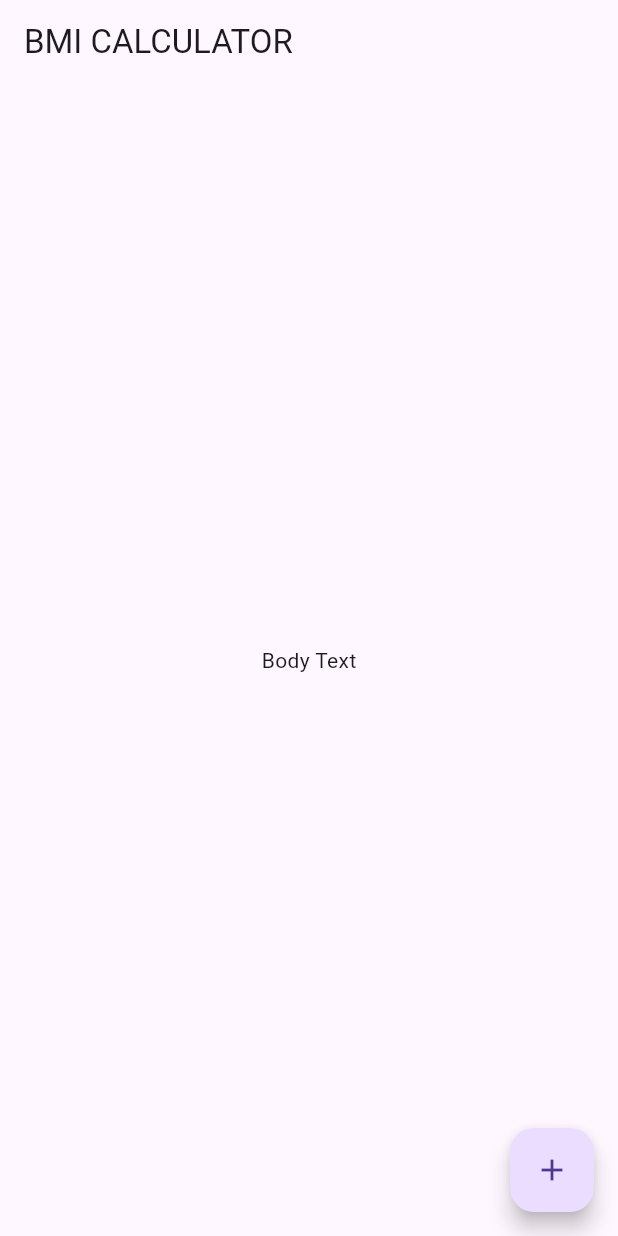
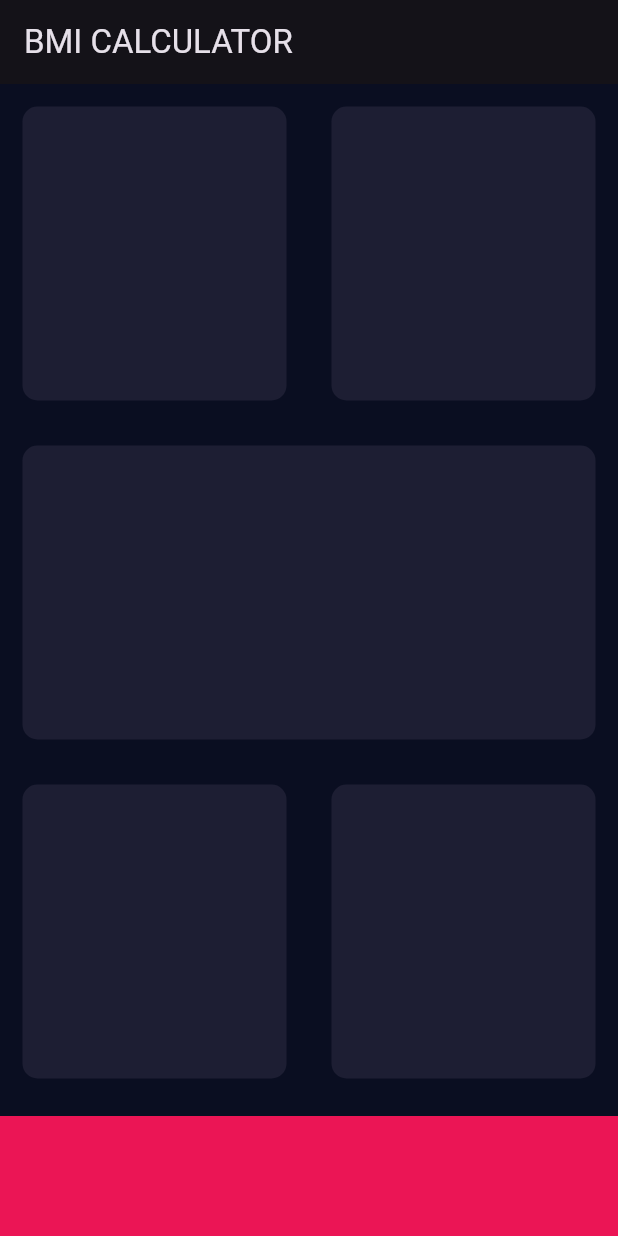
Before and after one commit to raj-chimmalgi/bmi_calculator_flutter, a Flutter app: the screen it shows after launch, on a phone screen of 412 x 824 dp. Run offline on Flutter 3.47's test engine with Material 3 defaults, Android fonts, the phone set to English and light mode, and no system bars.

Commit message:
basic layout

```diff
--- /dev/null
+++ b/lib/input_page.dart
@@ -0,0 +1,84 @@
+import 'package:flutter/material.dart';
+
+class InputPage extends StatefulWidget {
+  @override
+  _InputPageState createState() => _InputPageState();
+}
+
+class _InputPageState extends State<InputPage> {
+  @override
+  Widget build(BuildContext context) {
+    const double bottomContainerHeight = 80;
+    const Color activeCardColor = Color(0xFF1D1E33);
+    const Color bottomContainerColor = Color(0xFFEB1555);
+
+    return Scaffold(
+      appBar: AppBar(
+        title: Text('BMI CALCULATOR'),
+      ),
+      body: Column(
+        children: [
+          Expanded(
+            child: Row(
+              children: [
+                Expanded(
+                  child: ReusableCard(
+                    color: activeCardColor,
+                  ),
+                ),
+                Expanded(
+                  child: ReusableCard(
+                    color: activeCardColor,
+                  ),
+                ),
+              ],
+            ),
+          ),
+          Expanded(
+            child: ReusableCard(
+              color: activeCardColor,
+            ),
+          ),
+          Expanded(
+            child: Row(
+              children: [
+                Expanded(
+                  child: ReusableCard(
+                    color: activeCardColor,
+                  ),
+                ),
+                Expanded(
+                  child: ReusableCard(
+                    color: activeCardColor,
+                  ),
+                ),
+              ],
+            ),
+          ),
+          Container(
+            color: bottomContainerColor,
+            margin: EdgeInsets.only(top: 10),
+            width: double.infinity,
+            height: bottomContainerHeight,
+          ),
+        ],
+      ),
+    );
+  }
+}
+
+class ReusableCard extends StatelessWidget {
+  final Color color;
+  const ReusableCard({super.key, required this.color});
+
+  @override
+  Widget build(BuildContext context) {
+    return Container(
+      margin: EdgeInsets.all(15),
+      decoration: BoxDecoration(
+        borderRadius: BorderRadius.circular(10),
+        color: color,
+      ),
+    );
+  }
+}
--- a/lib/main.dart
+++ b/lib/main.dart
@@ -1,4 +1,6 @@
 import 'package:flutter/material.dart';
+
+import 'input_page.dart';
 
 void main() => runApp(BMICalculator());
 
@@ -6,29 +8,11 @@
   @override
   Widget build(BuildContext context) {
     return MaterialApp(
+      theme: ThemeData.dark().copyWith(
+        primaryColor: const Color(0xFF0A0E21),
+        scaffoldBackgroundColor: const Color(0xFF0A0E21),
+      ),
       home: InputPage(),
     );
   }
 }
-
-class InputPage extends StatefulWidget {
-  @override
-  _InputPageState createState() => _InputPageState();
-}
-
-class _InputPageState extends State<InputPage> {
-  @override
-  Widget build(BuildContext context) {
-    return Scaffold(
-      appBar: AppBar(
-        title: Text('BMI CALCULATOR'),
-      ),
-      body: Center(
-        child: Text('Body Text'),
-      ),
-      floatingActionButton: FloatingActionButton(
-        child: Icon(Icons.add),
-      ),
-    );
-  }
-}
```
